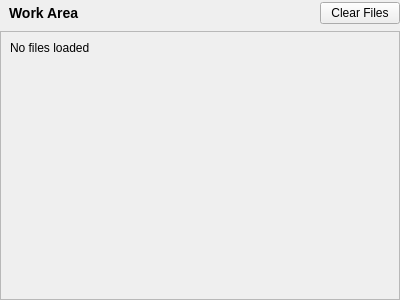
hattaarshavin/PikselCat, file App/gui/widgets/work_area.ui: the form before one commit.
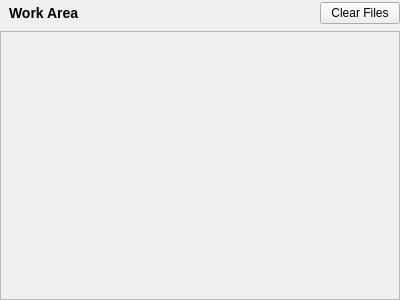
The form after the commit.

Commit message: feat: Implement LoadedItemWidget for enhanced file display in work area

```diff
--- a/App/gui/widgets/work_area.ui
+++ b/App/gui/widgets/work_area.ui
@@ -89,17 +89,32 @@
         <height>230</height>
        </rect>
       </property>
-      <layout class="QVBoxLayout" name="fileListLayout">       <item>
-        <widget class="QLabel" name="fileListLabel">
-         <property name="text">
-          <string>No files loaded</string>
-         </property>
-         <property name="alignment">
-          <set>Qt::AlignLeft|Qt::AlignTop</set>
-         </property>
-        </widget>
-       </item>
-      </layout>     </widget>
+      <property name="sizePolicy">
+       <sizepolicy hsizetype="Expanding" vsizetype="Preferred">
+        <horstretch>0</horstretch>
+        <verstretch>0</verstretch>
+       </sizepolicy>
+      </property>      
+      <layout class="QVBoxLayout" name="fileListLayout">
+       <property name="spacing">
+        <number>2</number>
+       </property>
+       <property name="leftMargin">
+        <number>5</number>
+       </property>
+       <property name="topMargin">
+        <number>5</number>
+       </property>
+       <property name="rightMargin">
+        <number>5</number>
+       </property>
+       <property name="bottomMargin">
+        <number>5</number>
+       </property>
+       <property name="sizeConstraint">
+        <enum>QLayout::SetDefaultConstraint</enum>
+       </property>
+      </layout></widget>
     </widget>
    </item>
   </layout>
```
Left out of the diff: 3 changed lines with no effect on the pictures. The commit also changes 3 other files.
